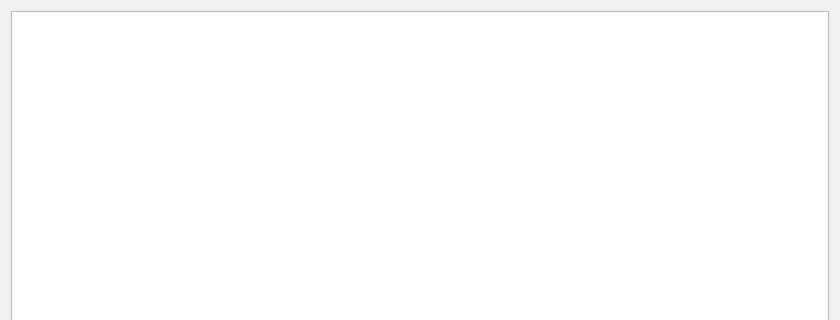
The window that questiontableform.ui (Furiiis/QuizConstructorApp) describes before a commit, drawn with Qt 5; both pictures show x 0 to 840 and y 0 to 320 of the 840 by 522 pixel window.
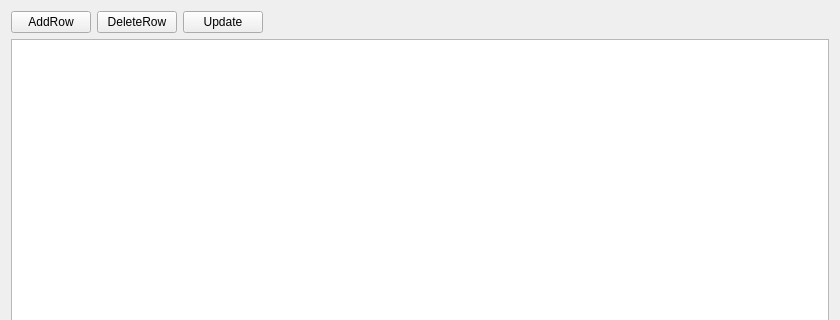
The same window after the commit.

```diff
--- a/questiontableform.ui
+++ b/questiontableform.ui
@@ -14,6 +14,44 @@
    <string>Form</string>
   </property>
   <layout class="QVBoxLayout" name="verticalLayout">
+   <item>
+    <layout class="QHBoxLayout" name="controlPanelHorizontalLayout">
+     <item>
+      <widget class="QPushButton" name="addPushButton">
+       <property name="text">
+        <string>AddRow</string>
+       </property>
+      </widget>
+     </item>
+     <item>
+      <widget class="QPushButton" name="deletePushButton">
+       <property name="text">
+        <string>DeleteRow</string>
+       </property>
+      </widget>
+     </item>
+     <item>
+      <widget class="QPushButton" name="updatePushButton">
+       <property name="text">
+        <string>Update</string>
+       </property>
+      </widget>
+     </item>
+     <item>
+      <spacer name="controlPanelHorizontalSpacer">
+       <property name="orientation">
+        <enum>Qt::Horizontal</enum>
+       </property>
+       <property name="sizeHint" stdset="0">
+        <size>
+         <width>40</width>
+         <height>20</height>
+        </size>
+       </property>
+      </spacer>
+     </item>
+    </layout>
+   </item>
    <item>
     <widget class="QTableView" name="tableView"/>
    </item>
```
